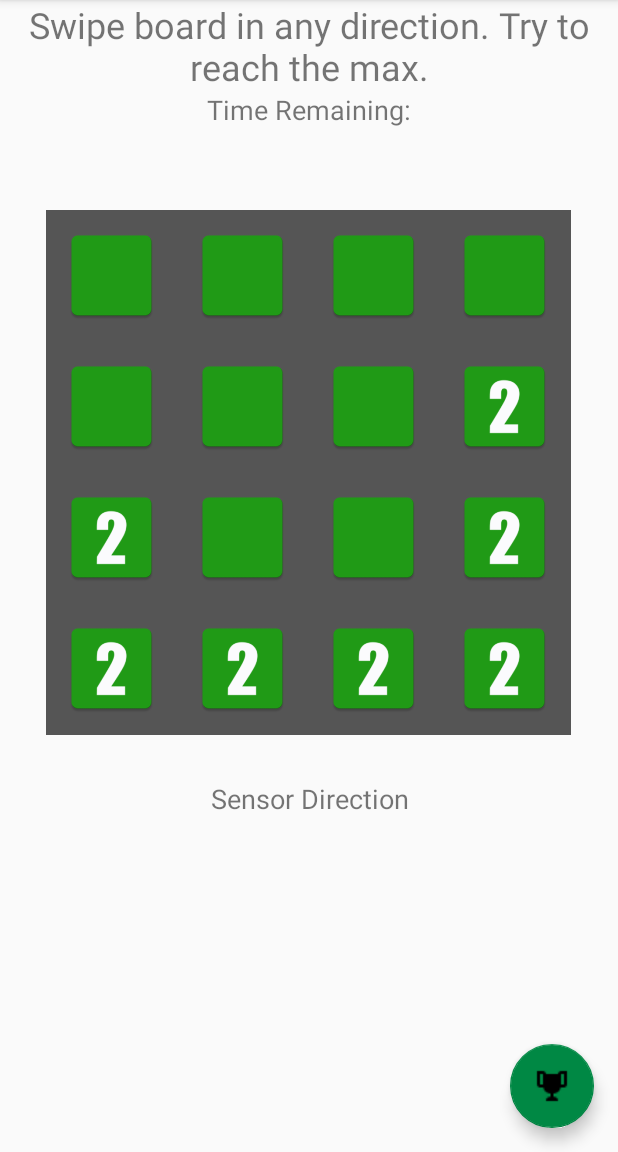
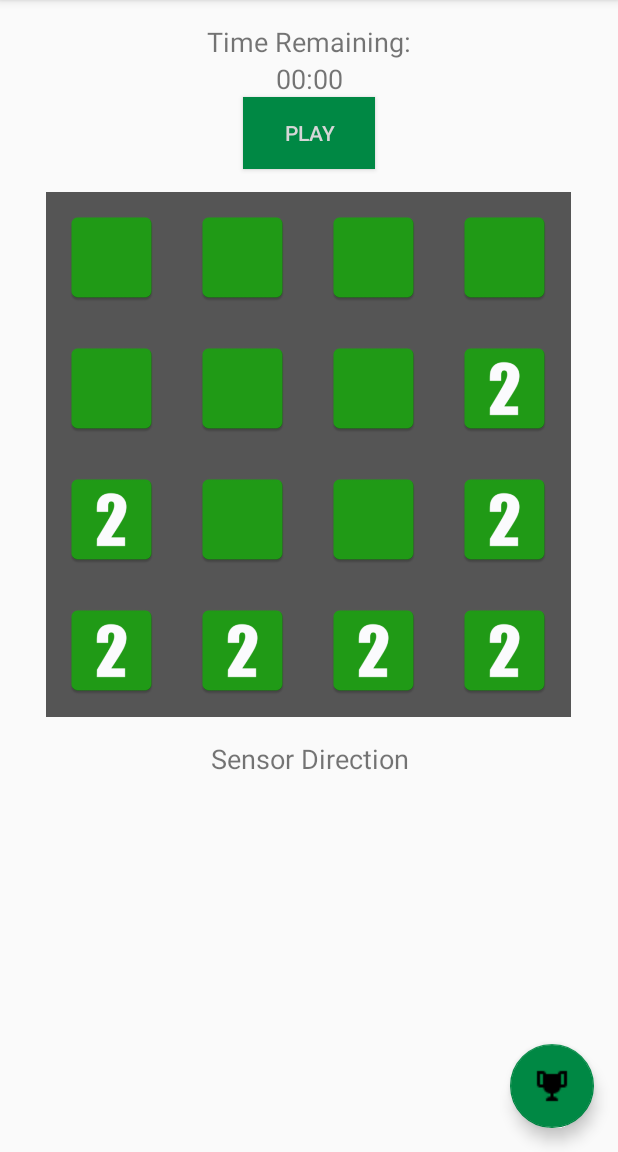
Before and after one commit to mannym1223/PuzzleBlast, an Android app: the screen it shows after launch (MainActivity), on a phone screen of 412 x 824 dp, the part 84-1236 px from its top. Run offline under Robolectric (Android 15) with nearby library versions, the phone set to English and light mode, and no system bars.

Commit message:
added changes to main layout

```diff
--- a/src/main/res/layout/content_main.xml
+++ b/src/main/res/layout/content_main.xml
@@ -5,23 +5,17 @@
     android:layout_width="match_parent"
     android:layout_height="match_parent"
     android:orientation="vertical"
+    android:layout_marginBottom="30dp"
     app:layout_behavior="@string/appbar_scrolling_view_behavior"
     tools:context=".MainActivity"
     tools:showIn="@layout/activity_main">
-
-    <TextView
-        android:id="@+id/textView"
-        android:layout_width="match_parent"
-        android:layout_height="wrap_content"
-        android:text="Swipe board in any direction. Try to reach the max."
-        android:textAlignment="center"
-        android:textSize="24sp" />
 
     <TextView
         android:id="@+id/timerTitle"
         android:layout_width="match_parent"
         android:layout_height="wrap_content"
         android:text="Time Remaining:"
+        android:layout_marginTop="15dp"
         android:textAlignment="center"
         android:textSize="18sp" />
 
@@ -30,7 +24,17 @@
         android:layout_width="match_parent"
         android:layout_height="wrap_content"
         android:textAlignment="center"
+        android:text = "00:00"
         android:textSize="18sp" />
+
+    <Button
+        android:id="@+id/playButton"
+        android:layout_width="wrap_content"
+        android:layout_height="wrap_content"
+        android:layout_gravity="center_horizontal"
+        android:background="@color/colorPrimary"
+        android:textColor="@color/textColor"
+        android:text="Play" />
 
     <GridView
         android:id="@+id/boardView"
@@ -38,13 +42,12 @@
         android:layout_height="@dimen/grid_height"
         android:layout_gravity="center"
         android:layout_marginStart="30dp"
-        android:layout_marginTop="30dp"
+        android:layout_marginTop="15dp"
         android:layout_marginEnd="30dp"
-        android:layout_marginBottom="30dp"
+        android:layout_marginBottom="15dp"
+        android:background="@color/colorGridBackground"
         android:gravity="center"
-        android:numColumns="4"
-        android:background="@color/colorGridBackground"
-        android:clickable="true"/>
+        android:numColumns="4" />
 
     <TextView
         android:id="@+id/sensorText"
```
